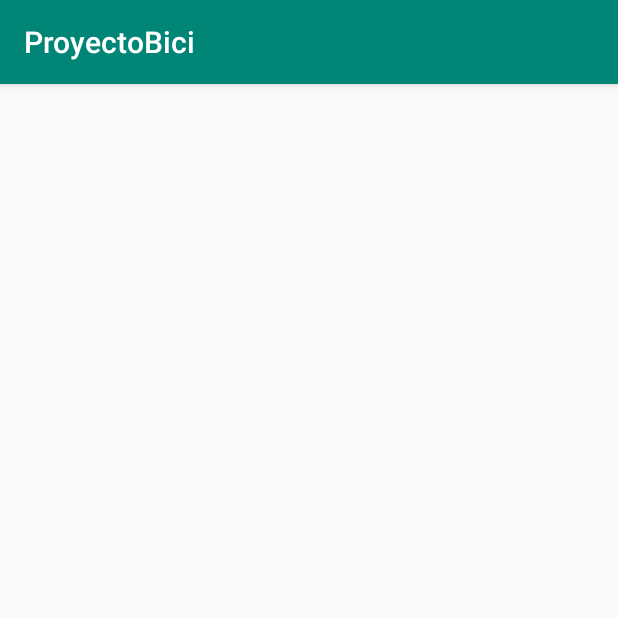
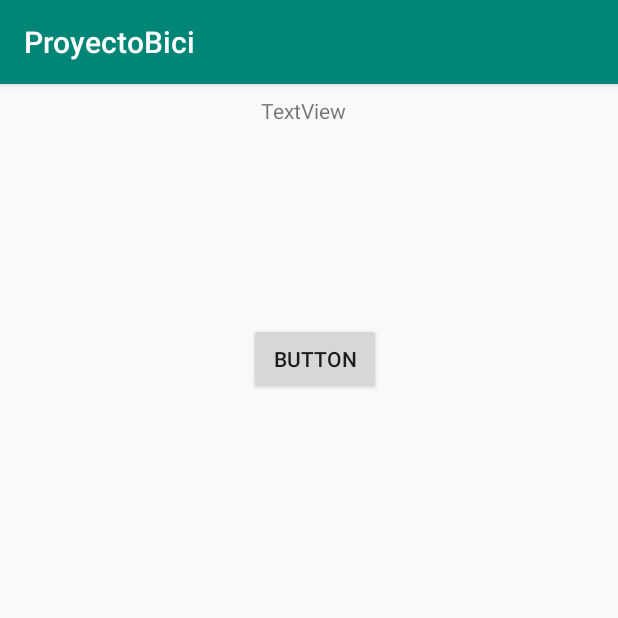
Before and after one commit to AngelChoquehuanca/ProyectoBici, an Android app: the MainActivity screen opened directly, with no data from a screen before it, on a phone screen of 412 x 824 dp, the top half of it. Run offline under Robolectric (Android 15) with nearby library versions, the phone set to English and light mode, and no system bars.

Commit message:
Agregando Texview y Button a MainActivity

```diff
--- a/app/src/main/res/layout/activity_main.xml
+++ b/app/src/main/res/layout/activity_main.xml
@@ -4,4 +4,26 @@
     xmlns:tools="http://schemas.android.com/tools"
     android:layout_width="match_parent"
     android:layout_height="match_parent"
-    tools:context=".MainActivity"/>
+    tools:context=".MainActivity">
+
+    <TextView
+        android:id="@+id/textView"
+        android:layout_width="wrap_content"
+        android:layout_height="151dp"
+        android:layout_marginTop="8dp"
+        android:layout_marginEnd="8dp"
+        android:text="TextView"
+        app:layout_constraintEnd_toEndOf="parent"
+        app:layout_constraintStart_toStartOf="parent"
+        app:layout_constraintTop_toTopOf="parent" />
+
+    <Button
+        android:id="@+id/button"
+        android:layout_width="wrap_content"
+        android:layout_height="wrap_content"
+        android:layout_marginStart="8dp"
+        android:text="Button"
+        app:layout_constraintEnd_toEndOf="parent"
+        app:layout_constraintStart_toStartOf="parent"
+        app:layout_constraintTop_toBottomOf="@+id/textView" />
+</androidx.constraintlayout.widget.ConstraintLayout>
```
